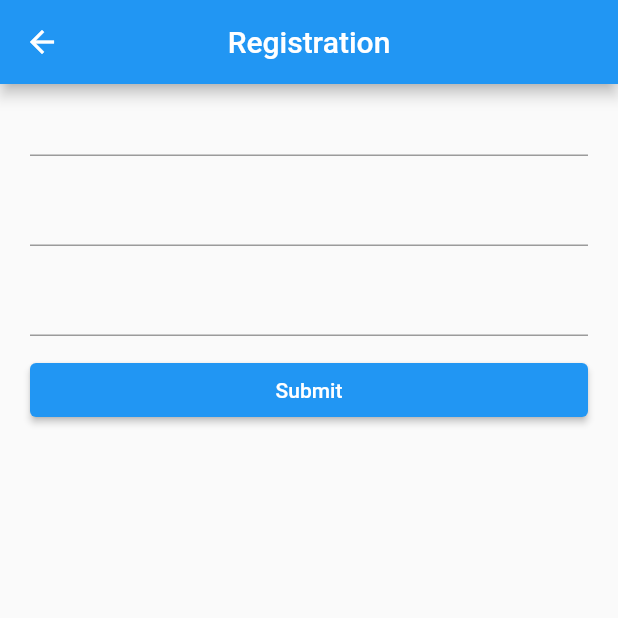
After one commit to faithomotoso/fltter_deep_linking, a Flutter app: the RegistrationPage screen opened by its route, on a phone screen of 412 x 824 dp, the top half of it. The commit adds this screen. Run offline on Flutter 3.47's test engine with Material 2 defaults, Android fonts, the phone set to English and light mode, and no system bars; our stand-ins replace go_router.

Commit message:
Added exmaple registration page with deep links

```diff
--- a/lib/main.dart
+++ b/lib/main.dart
@@ -1,4 +1,5 @@
 import 'package:flttr_deep_linking/deep_page.dart';
+import 'package:flttr_deep_linking/registration_page.dart';
 import 'package:flutter/material.dart';
 import 'package:go_router/go_router.dart';
 
@@ -8,7 +9,15 @@ void main() {
 
 GoRouter _router = GoRouter(routes: [
   GoRoute(path: "/", builder: (ctx, state) => MyHomePage(), routes: [
-    GoRoute(path: "deep", builder: (ctx, state) => IosDeepPage())
+    GoRoute(path: "deep", builder: (ctx, state) => IosDeepPage()),
+    GoRoute(path: "registration", builder: (ctx, state) {
+      Map<String, String> params = state.queryParams;
+      return RegistrationPage(
+        email: params["email"],
+        firstName: params["fname"],
+        lastName: params["lname"],
+      );
+    })
   ]),
   // GoRoute(path: "/ios-no-home", builder: (ctx, state) => IosDeepPage())
 ], debugLogDiagnostics: true);
--- /dev/null
+++ b/lib/registration_page.dart
@@ -0,0 +1,65 @@
+import 'package:flutter/material.dart';
+
+class RegistrationPage extends StatefulWidget {
+  String? firstName;
+  String? lastName;
+  String? email;
+
+  RegistrationPage({
+    this.firstName,
+    this.lastName,
+    this.email,
+    Key? key,
+  }) : super(key: key);
+
+  @override
+  State<RegistrationPage> createState() => _RegistrationPageState();
+}
+
+class _RegistrationPageState extends State<RegistrationPage> {
+  late final TextEditingController firstNameController;
+  late final TextEditingController lastNameController;
+  late final TextEditingController emailController;
+
+  @override
+  void initState() {
+    firstNameController = TextEditingController(text: widget.firstName);
+    lastNameController = TextEditingController(text: widget.lastName);
+    emailController = TextEditingController(text: widget.email);
+    super.initState();
+  }
+
+  @override
+  Widget build(BuildContext context) {
+    return Scaffold(
+      appBar: AppBar(
+        title: const Text("Registration"),
+        centerTitle: true,
+      ),
+      body: ListView(
+        padding: const EdgeInsets.symmetric(horizontal: 20),
+        children: [
+          TextField(
+            controller: firstNameController,
+          ),
+          const SizedBox(
+            height: 12,
+          ),
+          TextField(
+            controller: lastNameController,
+          ),
+          const SizedBox(
+            height: 12,
+          ),
+          TextField(
+            controller: emailController,
+          ),
+          const SizedBox(
+            height: 12,
+          ),
+          ElevatedButton(onPressed: () {}, child: const Text("Submit"))
+        ],
+      ),
+    );
+  }
+}
```
Also changed, not shown: 1 other file.
